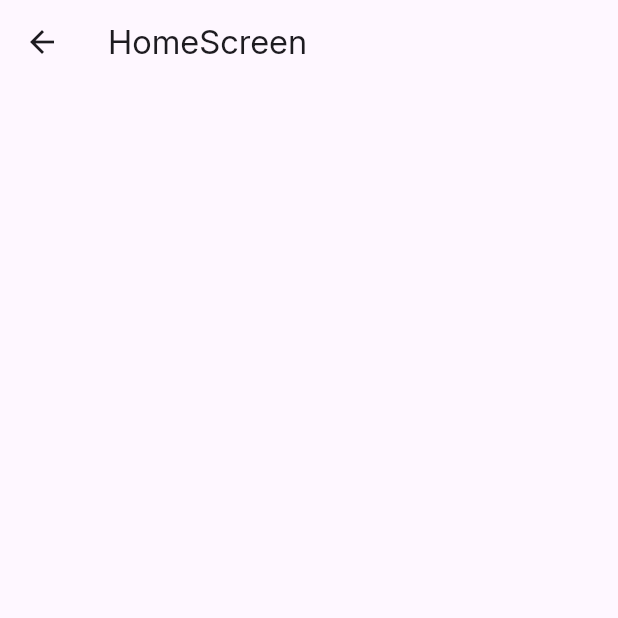
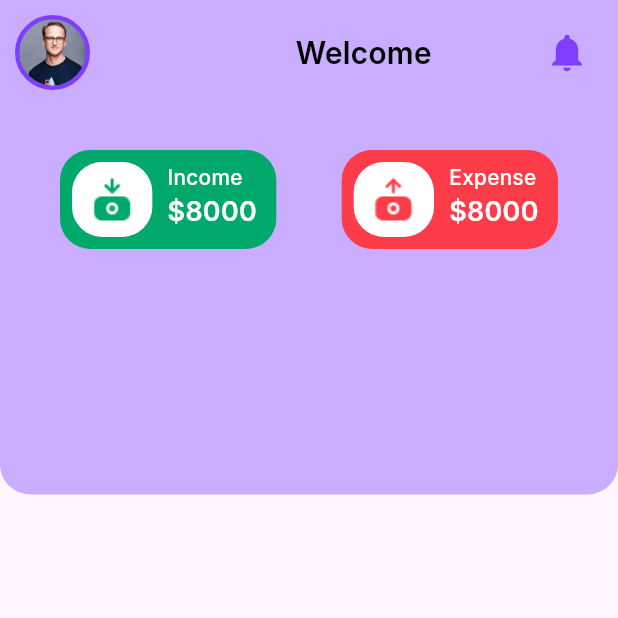
Before and after one commit to senadeeraisle/Expenz-App-07, a Flutter app: the HomeScreen screen opened directly, on a phone screen of 412 x 824 dp, the top half of it. Run offline on Flutter 3.47's test engine with Material 3 defaults, Android fonts, the phone set to English and light mode, and no system bars; our stand-ins replace shared_preferences, smooth_page_indicator; accounts and stored records are empty.

Commit message:
Home Screen

```diff
--- a/lib/screens/home_screen.dart
+++ b/lib/screens/home_screen.dart
@@ -1,3 +1,7 @@
+import 'package:expenz/constant/colors.dart';
+import 'package:expenz/constant/constants.dart';
+import 'package:expenz/services/user_details_service.dart';
+import 'package:expenz/widget/reusable/income_card.dart';
 import 'package:flutter/material.dart';
 
 class HomeScreen extends StatefulWidget {
@@ -8,8 +12,107 @@ class HomeScreen extends StatefulWidget {
 }
 
 class _HomeScreenState extends State<HomeScreen> {
+  String userName = "";
+
+  @override
+  void initState() {
+    UserService.getUserData().then((value) {
+      if (value["name"] != null) {
+        setState(() {
+          userName = value["name"]!;
+        });
+      }
+    });
+    super.initState();
+  }
+
   @override
   Widget build(BuildContext context) {
-    return Scaffold(appBar: AppBar(title: Text("HomeScreen")));
+    return Scaffold(
+      body: SafeArea(
+        child: Column(
+          children: [
+            Container(
+              height: MediaQuery.of(context).size.height * 0.4,
+              decoration: BoxDecoration(
+                color: kMainColor.withValues(alpha: 0.4),
+                borderRadius: BorderRadius.only(
+                  bottomLeft: Radius.circular(20),
+                  bottomRight: Radius.circular(20),
+                ),
+              ),
+              child: Padding(
+                padding: const EdgeInsets.all(10),
+                child: Column(
+                  children: [
+                    Row(
+                      mainAxisAlignment: MainAxisAlignment.spaceBetween,
+                      children: [
+                        Container(
+                          width: 50,
+                          height: 50,
+                          decoration: BoxDecoration(
+                            shape: BoxShape.circle,
+                            color: kGrey,
+                            border: Border.all(color: kMainColor, width: 3),
+                          ),
+                          child: ClipRRect(
+                            borderRadius: BorderRadiusGeometry.circular(100),
+                            child: Image.asset(
+                              "assets/images/user.jpg",
+                              fit: BoxFit.cover,
+                              height: 50,
+                              width: 50,
+                            ),
+                          ),
+                        ),
+                        const SizedBox(width: 15),
+                        Text(
+                          "Welcome $userName",
+                          style: TextStyle(
+                            fontSize: 20,
+                            fontWeight: FontWeight.w600,
+                            color: kBlack,
+                          ),
+                        ),
+                        IconButton(
+                          onPressed: () {},
+                          icon: Icon(
+                            Icons.notifications,
+                            color: kMainColor,
+                            size: 30,
+                          ),
+                        ),
+                      ],
+                    ),
+                    const SizedBox(height: 40),
+                    Padding(
+                      padding: const EdgeInsets.symmetric(horizontal: 30),
+                      child: Row(
+                        mainAxisAlignment: MainAxisAlignment.spaceBetween,
+                        children: [
+                          IncomeCard(
+                            bgColor: kGreen,
+                            title: 'Income',
+                            amount: 8000,
+                            imagePath: 'assets/images/income.png',
+                          ),
+                          IncomeCard(
+                            bgColor: kRed,
+                            title: 'Expense',
+                            amount: 8000,
+                            imagePath: 'assets/images/expense.png',
+                          ),
+                        ],
+                      ),
+                    ),
+                  ],
+                ),
+              ),
+            ),
+          ],
+        ),
+      ),
+    );
   }
 }
--- a/lib/services/user_details_service.dart
+++ b/lib/services/user_details_service.dart
@@ -37,4 +37,11 @@ class UserService {
     String? userName = pref.getString("user_name");
     return userName != null;
   }
+
+  static Future<Map<String, String>> getUserData() async {
+    SharedPreferences pref = await SharedPreferences.getInstance();
+    String? userName = pref.getString("user_name");
+    String? email = pref.getString("user_email");
+    return {"name": userName!, "email": email!};
+  }
 }
--- /dev/null
+++ b/lib/widget/reusable/income_card.dart
@@ -0,0 +1,72 @@
+import 'package:expenz/constant/colors.dart';
+import 'package:flutter/material.dart';
+
+class IncomeCard extends StatefulWidget {
+  final Color bgColor;
+  final String title;
+  final double amount;
+  final String imagePath;
+  const IncomeCard({
+    super.key,
+    required this.bgColor,
+    required this.title,
+    required this.amount,
+    required this.imagePath,
+  });
+
+  @override
+  State<IncomeCard> createState() => _IncomeCardState();
+}
+
+class _IncomeCardState extends State<IncomeCard> {
+  @override
+  Widget build(BuildContext context) {
+    return Container(
+      width: MediaQuery.of(context).size.width * 0.35,
+      height: MediaQuery.of(context).size.height * 0.08,
+      decoration: BoxDecoration(
+        color: widget.bgColor,
+        borderRadius: BorderRadius.circular(20),
+      ),
+      child: Padding(
+        padding: const EdgeInsets.all(8.0),
+        child: Row(
+          children: [
+            Container(
+              width: MediaQuery.of(context).size.width * 0.13,
+              decoration: BoxDecoration(
+                color: kWhite,
+                borderRadius: BorderRadius.circular(20),
+              ),
+              child: Center(
+                child: Image.asset(widget.imagePath, fit: BoxFit.cover),
+              ),
+            ),
+            const SizedBox(width: 10),
+            Column(
+              crossAxisAlignment: CrossAxisAlignment.start,
+              children: [
+                Text(
+                  widget.title,
+                  style: TextStyle(
+                    color: kWhite,
+                    fontSize: 14,
+                    fontWeight: FontWeight.w500,
+                  ),
+                ),
+                Text(
+                  "\$${widget.amount.toStringAsFixed(0)}",
+                  style: TextStyle(
+                    color: kWhite,
+                    fontSize: 18,
+                    fontWeight: FontWeight.w600,
+                  ),
+                ),
+              ],
+            ),
+          ],
+        ),
+      ),
+    );
+  }
+}
```
